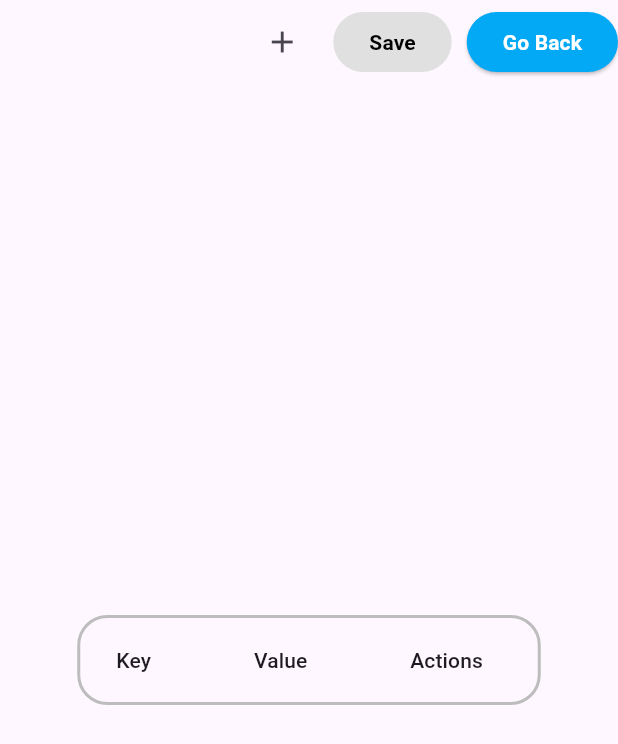
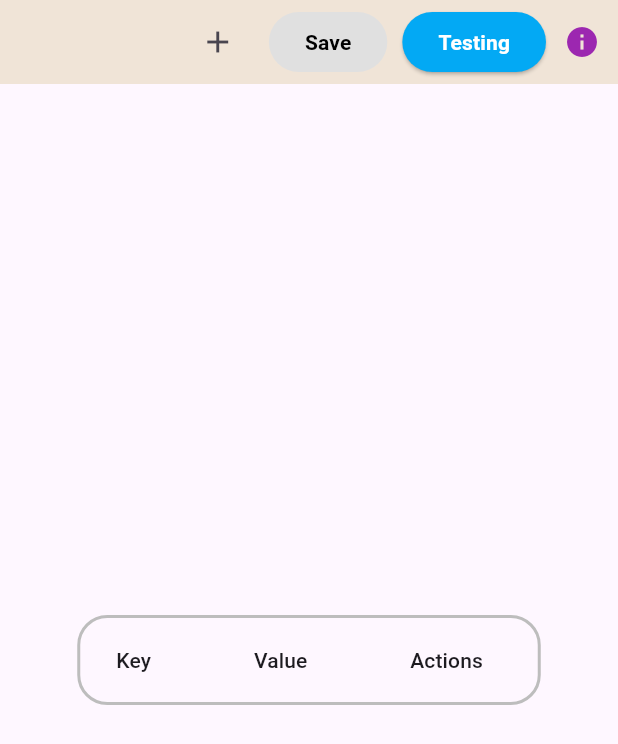
Before and after one commit to anusii/keypod, a Flutter app: the KeyValueTable screen opened directly with empty values, on a phone screen of 412 x 824 dp. Shown: the top 744 px of the screen. Run offline on Flutter 3.47's test engine with Material 3 defaults, Android fonts, the phone set to English and light mode, and no system bars; our stand-ins replace universal_io; missing offline and left inert: editable, rdflib, solidpod, window_manager; statements that could not run were skipped.

Commit message:
merge conflicts

```diff
--- a/lib/screens/data_table.dart
+++ b/lib/screens/data_table.dart
@@ -1,35 +1,37 @@
 /// A data table to edit key/value pairs and save them in a POD.
+///
+// Time-stamp: <Wednesday 2024-05-15 09:38:11 +1000 Graham Williams>
 ///
 /// Copyright (C) 2024, Software Innovation Institute, ANU.
 ///
-/// Licensed under the MIT License (the "License").
+/// Licensed under the GNU General Public License, Version 3 (the "License").
 ///
-/// License: https://choosealicense.com/licenses/mit/.
+/// License: https://www.gnu.org/licenses/gpl-3.0.en.html.
 //
-// Permission is hereby granted, free of charge, to any person obtaining a copy
-// of this software and associated documentation files (the "Software"), to deal
-// in the Software without restriction, including without limitation the rights
-// to use, copy, modify, merge, publish, distribute, sublicense, and/or sell
-// copies of the Software, and to permit persons to whom the Software is
-// furnished to do so, subject to the following conditions:
+// This program is free software: you can redistribute it and/or modify it under
+// the terms of the GNU General Public License as published by the Free Software
+// Foundation, either version 3 of the License, or (at your option) any later
+// version.
 //
-// The above copyright notice and this permission notice shall be included in
-// all copies or substantial portions of the Software.
+// This program is distributed in the hope that it will be useful, but WITHOUT
+// ANY WARRANTY; without even the implied warranty of MERCHANTABILITY or FITNESS
+// FOR A PARTICULAR PURPOSE.  See the GNU General Public License for more
+// details.
 //
-// THE SOFTWARE IS PROVIDED "AS IS", WITHOUT WARRANTY OF ANY KIND, EXPRESS OR
-// IMPLIED, INCLUDING BUT NOT LIMITED TO THE WARRANTIES OF MERCHANTABILITY,
-// FITNESS FOR A PARTICULAR PURPOSE AND NONINFRINGEMENT. IN NO EVENT SHALL THE
-// AUTHORS OR COPYRIGHT HOLDERS BE LIABLE FOR ANY CLAIM, DAMAGES OR OTHER
-// LIABILITY, WHETHER IN AN ACTION OF CONTRACT, TORT OR OTHERWISE, ARISING FROM,
-// OUT OF OR IN CONNECTION WITH THE SOFTWARE OR THE USE OR OTHER DEALINGS IN THE
-// SOFTWARE.
+// You should have received a copy of the GNU General Public License along withk
+// this program.  If not, see <https://www.gnu.org/licenses/>.
 ///
-/// Authors: Kevin Wang
+/// Authors: Kevin Wang, Graham Williams
+
 library;
 
 import 'package:flutter/material.dart';
+
+import 'package:solidpod/solidpod.dart';
+
+import 'package:keypod/screens/about_dialog.dart';
+import 'package:keypod/utils/constants.dart';
 import 'package:keypod/utils/rdf.dart';
-import 'package:solidpod/solidpod.dart';
 
 class KeyValueTable extends StatefulWidget {
   final String title;
@@ -94,7 +96,7 @@ class _KeyValueTableState extends State<KeyValueTable> {
 
   void _addNewRow() {
     setState(() {
-      int newIndex = dataMap.length;
+      final newIndex = dataMap.length;
       dataMap[newIndex] = {keyStr: '', valStr: ''};
       keyControllers[newIndex] = TextEditingController();
       valueControllers[newIndex] = TextEditingController();
@@ -203,7 +205,7 @@ class _KeyValueTableState extends State<KeyValueTable> {
           ' to "${widget.fileName}" in PODs');
       return true;
     } on Exception catch (e) {
-      print('Exception: $e');
+      debugPrint('Exception: $e');
     } finally {
       if (mounted) {
         setState(() {
@@ -221,7 +223,10 @@ class _KeyValueTableState extends State<KeyValueTable> {
     return Scaffold(
       appBar: AppBar(
         title: Text(widget.title),
-        centerTitle: true,
+        backgroundColor: titleBackgroundColor,
+        // Instruct flutter to not put a leading widget automatically
+        // see https://api.flutter.dev/flutter/material/AppBar/leading.html
+        automaticallyImplyLeading: false,
         actions: [
           IconButton(
             icon: const Icon(Icons.add),
@@ -260,8 +265,18 @@ class _KeyValueTableState extends State<KeyValueTable> {
           ElevatedButton(
             onPressed: () => _maybeGoBack(context),
             style: activeButtonStyle(context),
-            child: const Text('Go Back',
+            child: const Text('Testing',
                 style: TextStyle(fontWeight: FontWeight.bold)),
+          ),
+          IconButton(
+            icon: const Icon(
+              Icons.info,
+              color: Colors.purple,
+            ),
+            onPressed: () async {
+              aboutDialog(context);
+            },
+            tooltip: 'Popup a window about the app.',
           ),
         ],
       ),
@@ -363,13 +378,13 @@ class _KeyValueTableState extends State<KeyValueTable> {
       showDialog(
         context: context,
         builder: (context) => AlertDialog(
-          title: const Text("Confirm"),
+          title: const Text('Confirm'),
           content: const Text(
-              "You have unsaved changes. Are you sure you want to go back?"),
+              'You have unsaved changes. Are you sure you want to go back?'),
           actions: <Widget>[
             TextButton(
               onPressed: () => Navigator.of(context).pop(),
-              child: const Text("Cancel"),
+              child: const Text('Cancel'),
             ),
             TextButton(
               onPressed: () {
@@ -377,7 +392,7 @@ class _KeyValueTableState extends State<KeyValueTable> {
                 Navigator.push(context,
                     MaterialPageRoute(builder: (context) => widget.child));
               },
-              child: const Text("Go Back"),
+              child: const Text('Home'),
             ),
           ],
         ),
--- /dev/null
+++ b/lib/utils/constants.dart
@@ -0,0 +1,32 @@
+/// Constants used throughout the app.
+///
+// Time-stamp: <Wednesday 2024-05-15 10:07:05 +1000 Graham Williams>
+///
+/// Copyright (C) 2024, Software Innovation Institute, ANU.
+///
+/// Licensed under the GNU General Public License, Version 3 (the "License").
+///
+/// License: https://www.gnu.org/licenses/gpl-3.0.en.html.
+//
+// This program is free software: you can redistribute it and/or modify it under
+// the terms of the GNU General Public License as published by the Free Software
+// Foundation, either version 3 of the License, or (at your option) any later
+// version.
+//
+// This program is distributed in the hope that it will be useful, but WITHOUT
+// ANY WARRANTY; without even the implied warranty of MERCHANTABILITY or FITNESS
+// FOR A PARTICULAR PURPOSE.  See the GNU General Public License for more
+// details.
+//
+// You should have received a copy of the GNU General Public License along with
+// this program.  If not, see <https://www.gnu.org/licenses/>.
+///
+/// Authors: Graham Williams
+
+library;
+
+import 'package:flutter/material.dart';
+
+const titleBackgroundColor = Color(0xFFF0E4D7);
+
+const dataFile = 'key-value.ttl';
--- a/lib/utils/is_desktop.dart
+++ b/lib/utils/is_desktop.dart
@@ -1,12 +1,12 @@
 /// Check if we are running a desktop (and not a browser).
 ///
-// Time-stamp: <Wednesday 2024-01-03 16:13:27 +1100 Graham Williams>
+// Time-stamp: <Sunday 2023-12-31 16:40:28 +1100 Graham Williams>
 ///
 /// Copyright (C) 2024, Software Innovation Institute, ANU.
 ///
 /// Licensed under the GNU General Public License, Version 3 (the "License").
 ///
-/// License: https://www.gnu.org/licenses/gpl-3.0.en.html
+/// License: https://www.gnu.org/licenses/gpl-3.0.en.html.
 //
 // This program is free software: you can redistribute it and/or modify it under
 // the terms of the GNU General Public License as published by the Free Software
--- a/pubspec.yaml
+++ b/pubspec.yaml
@@ -1,7 +1,7 @@
 name: keypod
 description: "Secure POD storage of key-value-note triplets."
 publish_to: "none"
-version: 0.4.10
+version: 0.4.13+1
 
 environment:
   sdk: ">=3.2.3 <4.0.0"
```
Also changed, not shown: lib/main.dart (+9 -9 lines), lib/screens/about_dialog.dart (+22 -21 lines), lib/screens/edit_keyvalue.dart (+24 -24 lines), lib/screens/home_page.dart (+27 -25 lines), lib/screens/test_home.dart (+60 -35 lines), lib/screens/view_keys.dart (+19 -70 lines), lib/utils/rdf.dart (+14 -17 lines), 1 other file.
